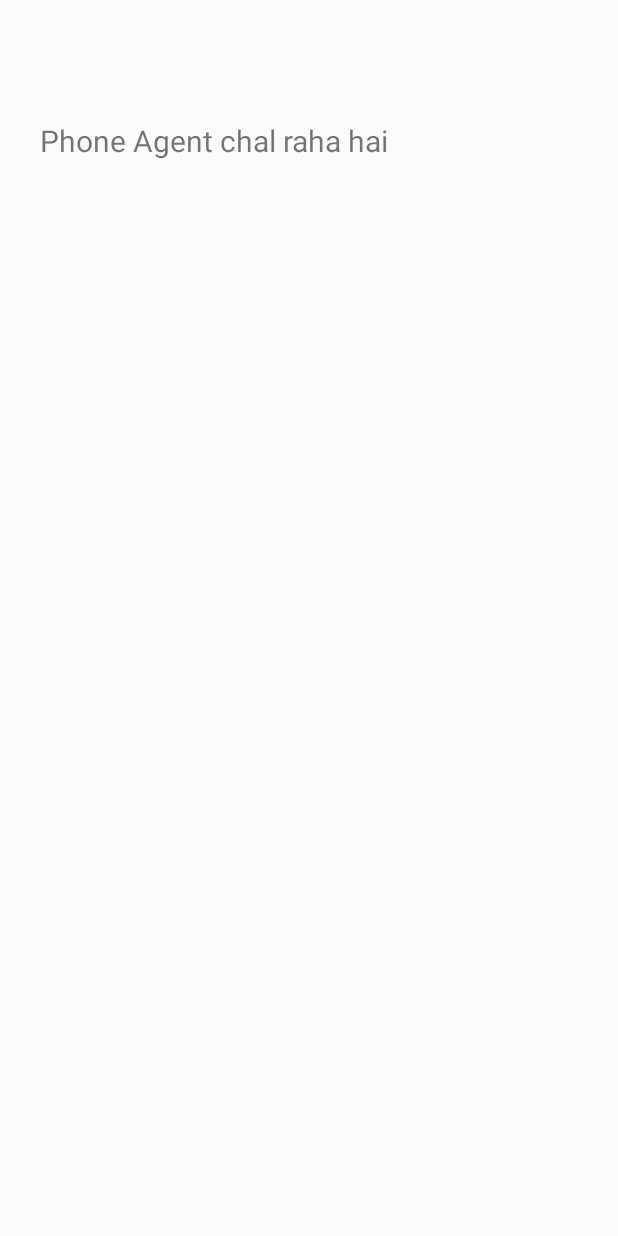
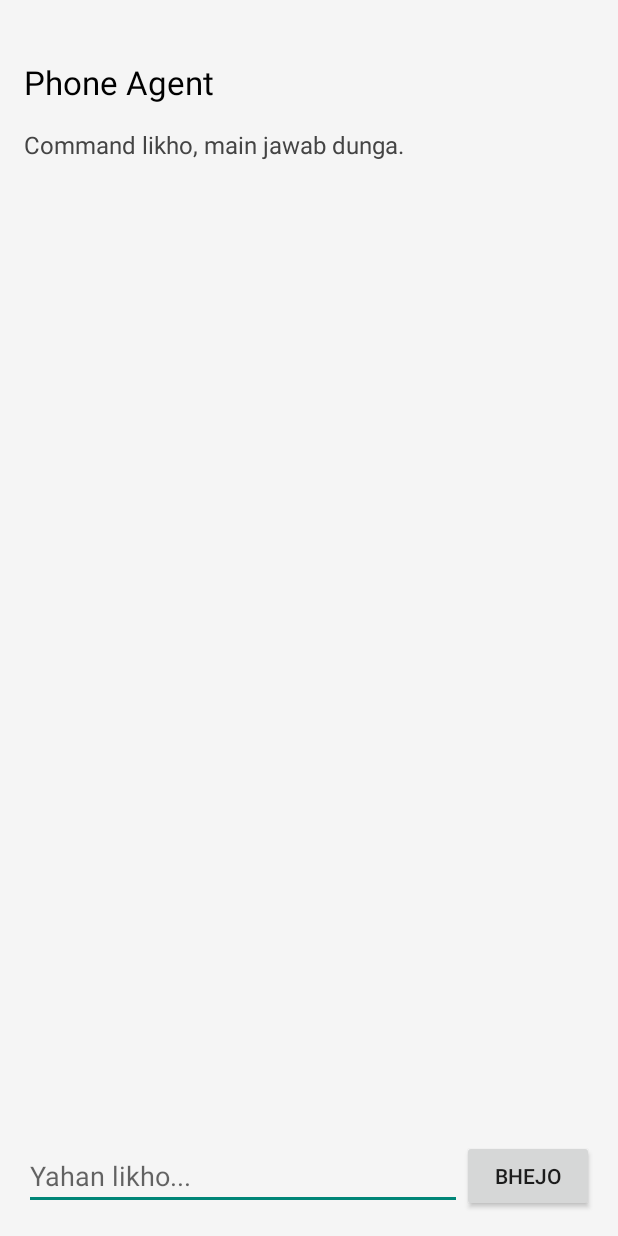
Before and after one commit to karmeshk785-beep/GitHu, an Android app: the screen it shows after launch (MainActivity), on a phone screen of 412 x 824 dp. Before the commit the screen is almost empty. Run offline under Robolectric (Android 15) with nearby library versions, the phone set to English and light mode, and no system bars.

Commit message:
Refactor MainActivity layout and add chat functionality

```diff
--- a/app/src/main/java/com/example/agent/MainActivity.kt
+++ b/app/src/main/java/com/example/agent/MainActivity.kt
@@ -1,16 +1,78 @@
 package com.example.agent
 
 import android.app.Activity
+import android.graphics.Color
 import android.os.Bundle
+import android.view.Gravity
+import android.view.ViewGroup
+import android.widget.Button
+import android.widget.EditText
+import android.widget.LinearLayout
+import android.widget.ScrollView
 import android.widget.TextView
 
 class MainActivity : Activity() {
+
+    private lateinit var chatBox: TextView
+    private lateinit var input: EditText
+
     override fun onCreate(savedInstanceState: Bundle?) {
         super.onCreate(savedInstanceState)
-        val text = TextView(this)
-        text.text = "Phone Agent chal raha hai"
-        text.textSize = 20f
-        text.setPadding(40, 120, 40, 40)
-        setContentView(text)
+
+        val root = LinearLayout(this).apply {
+            orientation = LinearLayout.VERTICAL
+            setBackgroundColor(Color.parseColor("#F5F5F5"))
+            setPadding(24, 60, 24, 24)
+        }
+
+        val title = TextView(this).apply {
+            text = "Phone Agent"
+            textSize = 22f
+            setTextColor(Color.BLACK)
+        }
+        root.addView(title)
+
+        val scroll = ScrollView(this).apply {
+            layoutParams = LinearLayout.LayoutParams(
+                ViewGroup.LayoutParams.MATCH_PARENT, 0, 1f
+            )
+        }
+        chatBox = TextView(this).apply {
+            text = "Command likho, main jawab dunga."
+            textSize = 16f
+            setTextColor(Color.DKGRAY)
+            setPadding(0, 24, 0, 24)
+        }
+        scroll.addView(chatBox)
+        root.addView(scroll)
+
+        val row = LinearLayout(this).apply {
+            orientation = LinearLayout.HORIZONTAL
+            gravity = Gravity.CENTER_VERTICAL
+        }
+        input = EditText(this).apply {
+            hint = "Yahan likho..."
+            layoutParams = LinearLayout.LayoutParams(
+                0, ViewGroup.LayoutParams.WRAP_CONTENT, 1f
+            )
+        }
+        val sendButton = Button(this).apply {
+            text = "Bhejo"
+            setOnClickListener { sendCommand() }
+        }
+        row.addView(input)
+        row.addView(sendButton)
+        root.addView(row)
+
+        setContentView(root)
+    }
+
+    private fun sendCommand() {
+        val command = input.text.toString().trim()
+        if (command.isEmpty()) return
+
+        chatBox.append("\n\nAap: $command")
+        chatBox.append("\nAgent: Command mil gaya. Asli dimaag agle step me jodenge.")
+        input.setText("")
     }
 }
```
